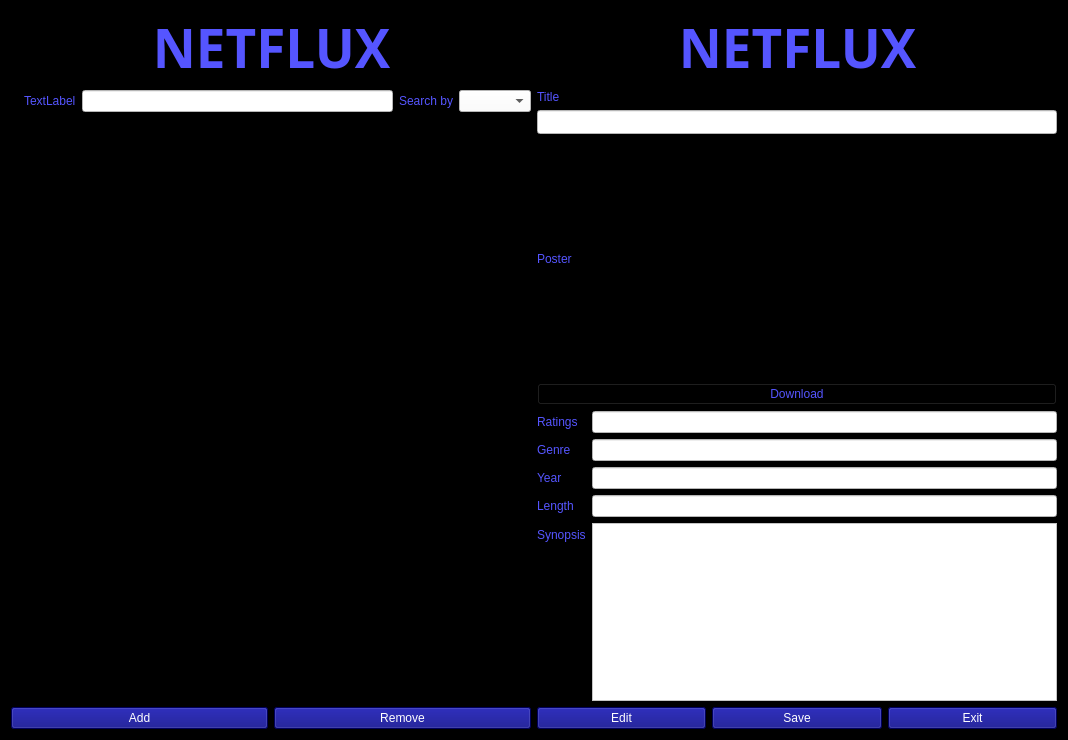
Above: NetfluxApp/widget.ui from omrmeh/netflux before the change. Below: the same form after it.
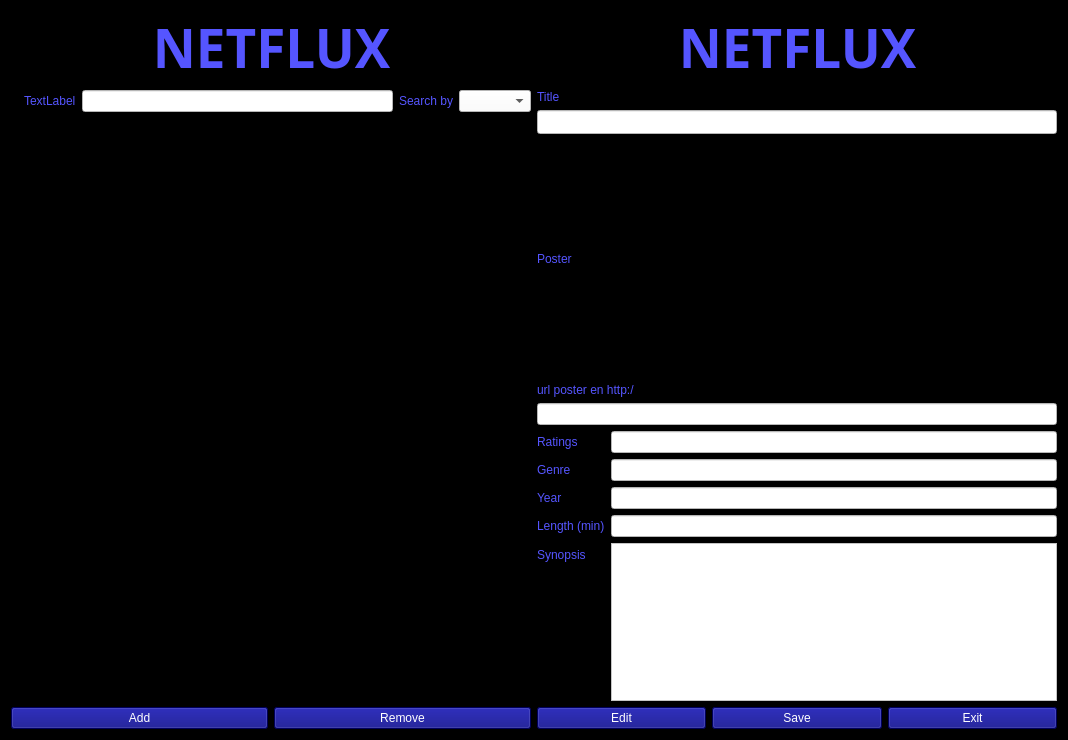
That is the form after the change.

Commit message: lineEdit pour ajout link poster

```diff
--- a/NetfluxApp/widget.ui
+++ b/NetfluxApp/widget.ui
@@ -270,9 +270,17 @@
       </widget>
      </item>
      <item>
-      <widget class="QPushButton" name="pbDownload">
+      <widget class="QLabel" name="labPoster_2">
        <property name="text">
-        <string>Download</string>
+        <string>url poster en http:/</string>
+       </property>
+      </widget>
+     </item>
+     <item>
+      <widget class="QLineEdit" name="lePoster">
+       <property name="styleSheet">
+        <string notr="true">background-color: rgb(255, 255, 255);
+color: rgb(0, 0, 127);</string>
        </property>
       </widget>
      </item>
@@ -365,7 +373,7 @@
      <item row="3" column="0">
       <widget class="QLabel" name="label_12">
        <property name="text">
-        <string>Length</string>
+        <string>Length (min)</string>
        </property>
       </widget>
      </item>
```
The commit also changes 2 other files.
